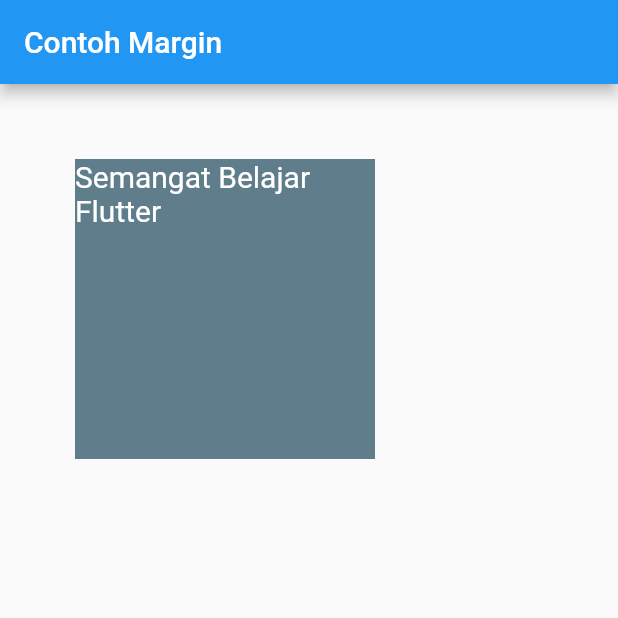
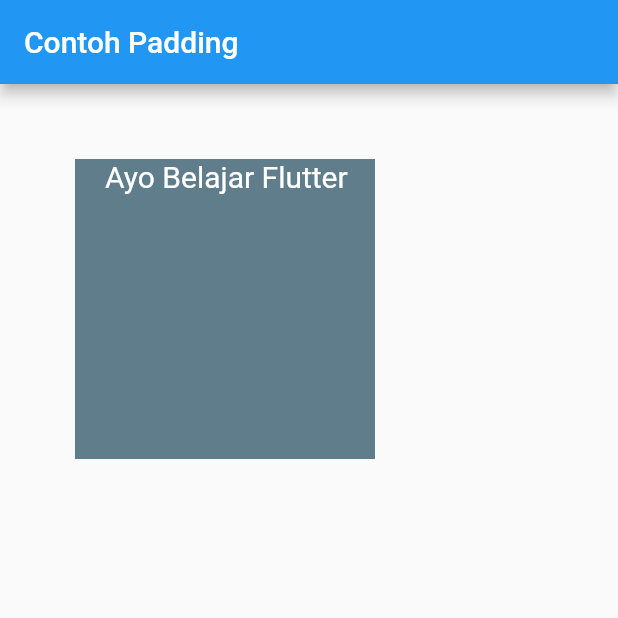
Before and after one commit to almirars/jobsheet2, a Flutter app: the screen it shows after launch, on a phone screen of 412 x 824 dp, the top half of it. Run offline on Flutter 3.47's test engine with Material 2 defaults, Android fonts, the phone set to English and light mode, and no system bars.

Commit message:
coba padding

```diff
--- a/lib/main.dart
+++ b/lib/main.dart
@@ -8,15 +8,16 @@
   Widget build(BuildContext context) {
     return MaterialApp(
       home: Scaffold(
-          appBar: AppBar(title: Text("Contoh Margin")),
+          appBar: AppBar(title: Text("Contoh Padding")),
           body: Container(
+              padding: EdgeInsets.only(left: 20),
               margin: EdgeInsets.all(50),
               height: 200,
               width: 200,
               alignment: Alignment.topLeft,
               color: Colors.blueGrey,
               child: Text(
-                'Semangat Belajar Flutter',
+                'Ayo Belajar Flutter',
                 style: TextStyle(fontSize: 20, color: Colors.white),
               ))),
     );
```
